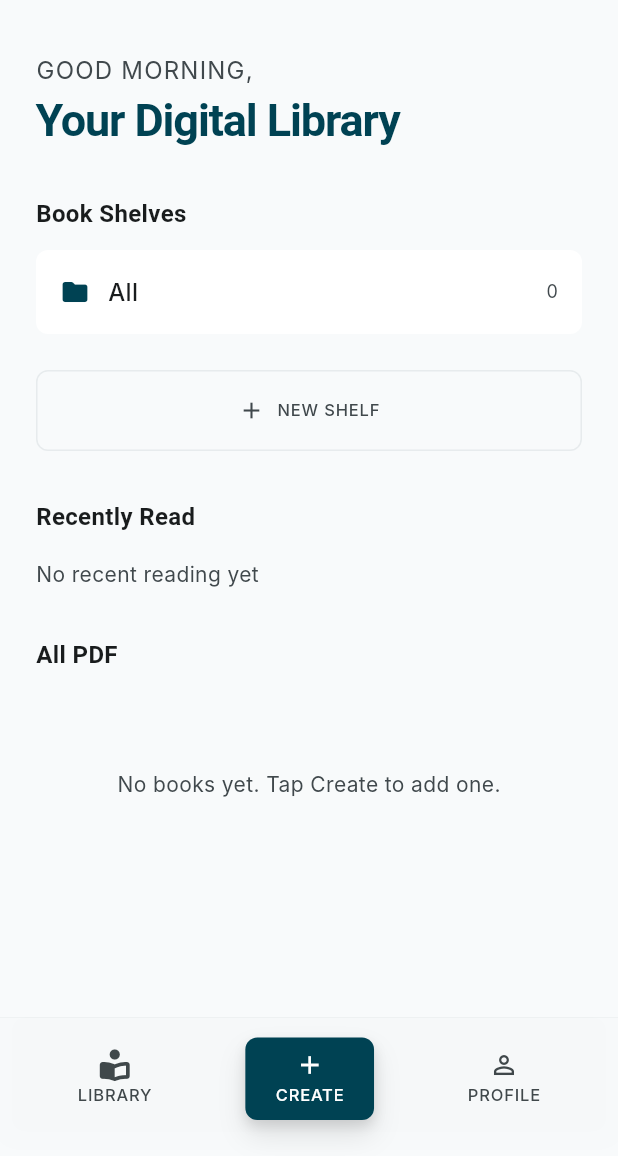
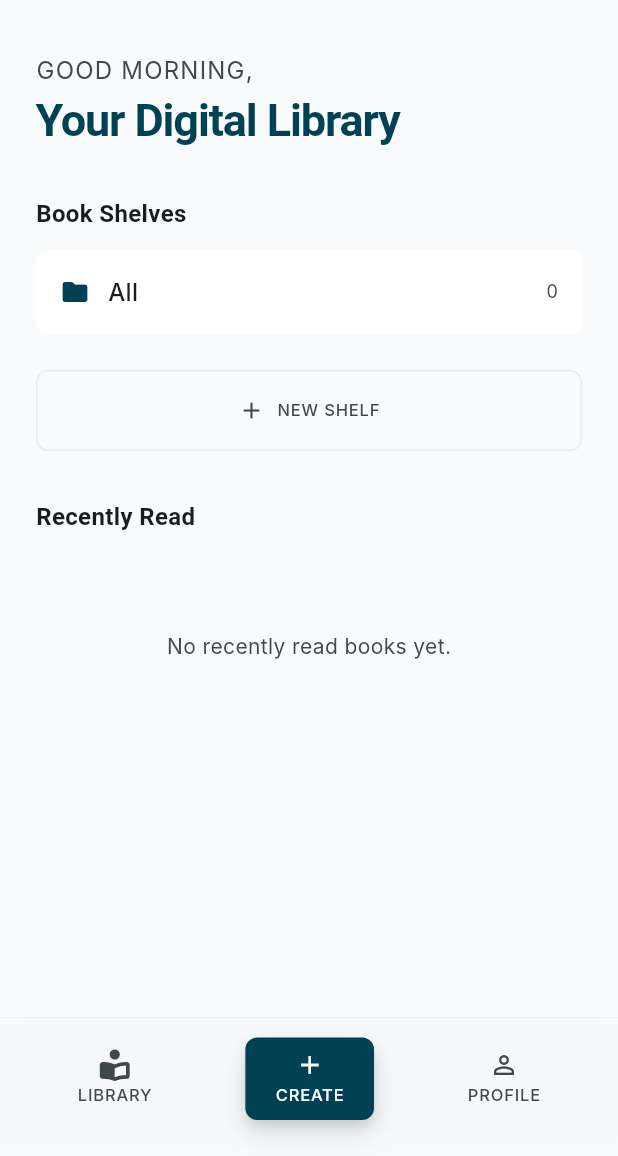
Before and after one commit to ChavaphonIntarasuriyawong/My-PDF-Project, a Flutter app: the screen it shows once a user with an empty profile is signed in, on a phone screen of 412 x 824 dp, the part 80-1236 px from its top. Run offline on Flutter 3.47's test engine with Material 3 defaults, Android fonts, the phone set to English and light mode, and no system bars; our stand-ins replace cloud_firestore, dartz, file_picker, firebase_auth, firebase_core, firebase_crashlytics and 11 more; missing offline and left inert: crypt, dart:js_interop, flutter_pdf_text, flutter_pdfview, pdfx, syncfusion_flutter_pdf and 1 more; accounts and stored records are empty; Roboto replaces fonts that are missing (Inter, Manrope).

Commit message:
fixed recently read

```diff
--- a/lib/features/library/presentation/home_screen.dart
+++ b/lib/features/library/presentation/home_screen.dart
@@ -99,7 +99,10 @@ class _HomeScreenState extends ConsumerState<HomeScreen> {
         if (db == null) return -1;
         return db.compareTo(da);
       });
-    final recentReadingsTop5 = recentReadings.take(5).toList(growable: false);
+    final recentlyReadBooks = recentReadings
+        .where((b) => b.lastReadAt != null)
+        .take(5)
+        .toList(growable: false);
     return Scaffold(
       key: _scaffoldKey,
       backgroundColor: AppColors.background,
@@ -241,65 +244,19 @@ class _HomeScreenState extends ConsumerState<HomeScreen> {
                               style: AppTypography.bodySmall,
                             ),
                           ),
-                          const SizedBox(height: 32),
-                          Text(
-                            'Recently Read',
-                            style: AppTypography.titleMedium,
-                          ),
-                          const SizedBox(height: 16),
                         ],
                       ),
                     ),
                   ),
-                  // Recently Read horizontal rail (top-5 by lastReadAt).
-                  // Hidden when empty so the home screen stays minimal.
-                  if (allBooks.isLoading)
-                    const SliverToBoxAdapter(
-                      child: Padding(
-                        padding: EdgeInsets.symmetric(horizontal: 24),
-                        child: _ShimmerList(count: 1),
-                      ),
-                    )
-                  else if (recentReadingsTop5.isEmpty)
-                    SliverToBoxAdapter(
-                      child: Padding(
-                        padding: const EdgeInsets.symmetric(horizontal: 24),
-                        child: Text(
-                          'No recent reading yet',
-                          style: AppTypography.bodyMedium,
-                        ),
-                      ),
-                    )
-                  else
-                    SliverToBoxAdapter(
-                      child: SizedBox(
-                        height: 320,
-                        child: ListView.separated(
-                          scrollDirection: Axis.horizontal,
-                          padding: const EdgeInsets.symmetric(horizontal: 24),
-                          itemCount: recentReadingsTop5.length,
-                          separatorBuilder: (_, _) => const SizedBox(width: 16),
-                          itemBuilder: (ctx, i) => SizedBox(
-                            width: 220,
-                            child: PdfCard(
-                              book: recentReadingsTop5[i],
-                              onTap: () => context.push(
-                                '/book/${recentReadingsTop5[i].id}',
-                              ),
-                            ),
-                          ),
-                        ),
-                      ),
-                    ),
                   SliverPadding(
                     padding: const EdgeInsets.fromLTRB(24, 32, 24, 16),
                     sliver: SliverToBoxAdapter(
-                      child: Text('All PDF', style: AppTypography.titleMedium),
+                      child: Text('Recently Read', style: AppTypography.titleMedium),
                     ),
                   ),
                   if (allBooks.isLoading)
                     const SliverToBoxAdapter(child: _ShimmerList(count: 2))
-                  else if (books.isEmpty)
+                  else if (recentlyReadBooks.isEmpty)
                     SliverToBoxAdapter(
                       child: Padding(
                         padding: const EdgeInsets.symmetric(
@@ -308,7 +265,7 @@ class _HomeScreenState extends ConsumerState<HomeScreen> {
                         ),
                         child: Center(
                           child: Text(
-                            'No books yet. Tap Create to add one.',
+                            'No recently read books yet.',
                             style: AppTypography.bodyMedium,
                           ),
                         ),
@@ -324,13 +281,13 @@ class _HomeScreenState extends ConsumerState<HomeScreen> {
                             child: SizedBox(
                               height: 548,
                               child: PdfCard(
-                                book: books[i],
-                                onTap: () =>
-                                    context.push('/book/${books[i].id}'),
+                                book: recentlyReadBooks[i],
+                                onTap: () => context.push(
+                                    '/book/${recentlyReadBooks[i].id}'),
                               ),
                             ),
                           ),
-                          childCount: books.length,
+                          childCount: recentlyReadBooks.length,
                         ),
                       ),
                     ),
```
